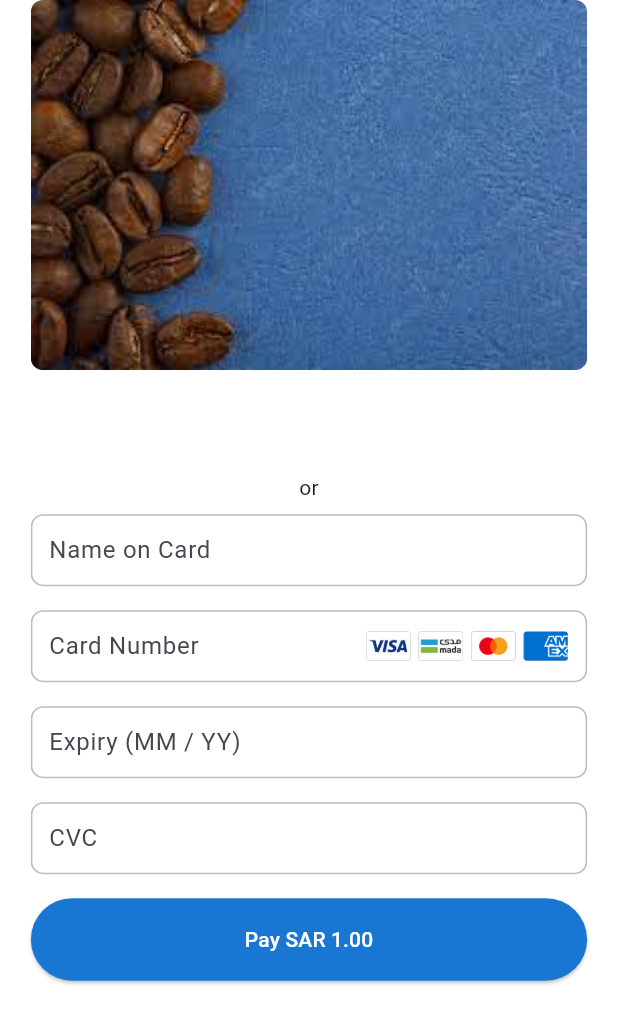
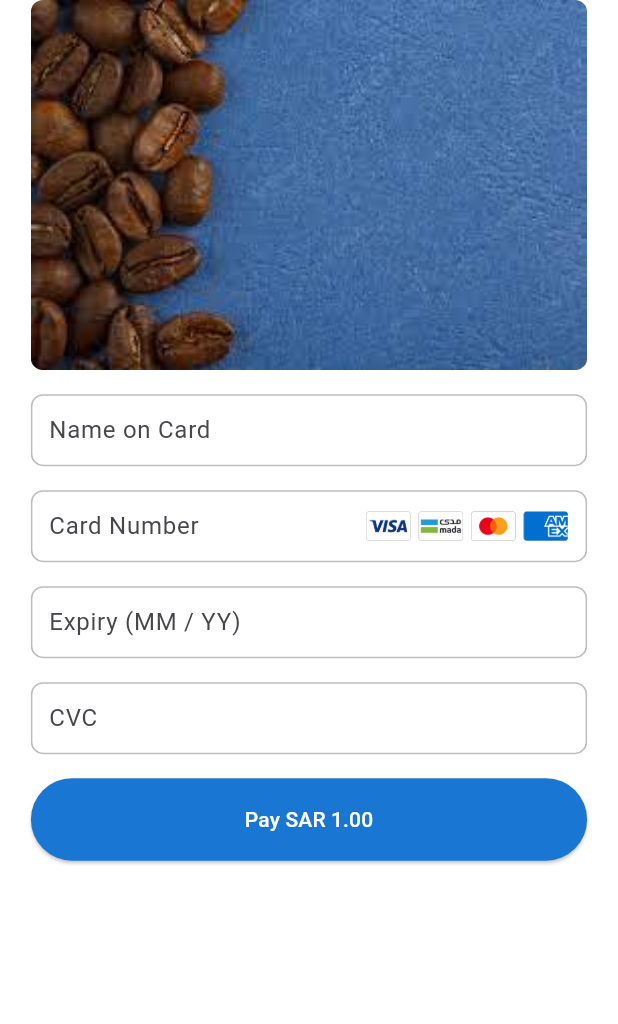
Before and after one commit to moyasar/moyasar-flutter, a Flutter app: the screen it shows after launch, on a phone screen of 412 x 824 dp. Shown: the top 1024 px of the screen. Run offline on Flutter 3.47's test engine with Material 3 defaults, Android fonts, the phone set to English and light mode, and no system bars; our stand-ins replace webview_flutter; missing offline and left inert: pay.

```diff
--- a/example/lib/widgets/payment.dart
+++ b/example/lib/widgets/payment.dart
@@ -1,3 +1,5 @@
+import 'dart:io';
+
 import 'package:flutter/material.dart';
 import 'package:moyasar/moyasar.dart';
 
@@ -12,14 +14,13 @@ class PaymentMethods extends StatelessWidget {
   Widget build(BuildContext context) {
     return Column(
       children: [
-        Padding(
+        if (Platform.isIOS) Padding(
           padding: const EdgeInsets.symmetric(vertical: 10),
           child: ApplePay(
             config: paymentConfig,
             onPaymentResult: onPaymentResult,
           ),
-        ),
-        const Text("or"),
+        ) else const SizedBox.shrink(),
         CreditCard(
           config: paymentConfig,
           onPaymentResult: onPaymentResult,
--- a/example/pubspec.yaml
+++ b/example/pubspec.yaml
@@ -16,7 +16,7 @@ dependencies:
 dev_dependencies:
   flutter_test:
     sdk: flutter
-  flutter_lints: ^2.0.0
+  flutter_lints: ^3.0.2
 
 flutter:
   uses-material-design: true
--- a/lib/src/moyasar.dart
+++ b/lib/src/moyasar.dart
@@ -2,7 +2,7 @@ import 'dart:convert';
 import 'package:http/http.dart' as http;
 import 'package:moyasar/moyasar.dart';
 
-const version = '2.0.7';
+const version = '2.0.8';
 
 /// Payment service.
 ///
```
Also changed, not shown: pubspec.yaml (+4 -4 lines), example/pubspec.lock, pubspec.lock, 8 other files.
